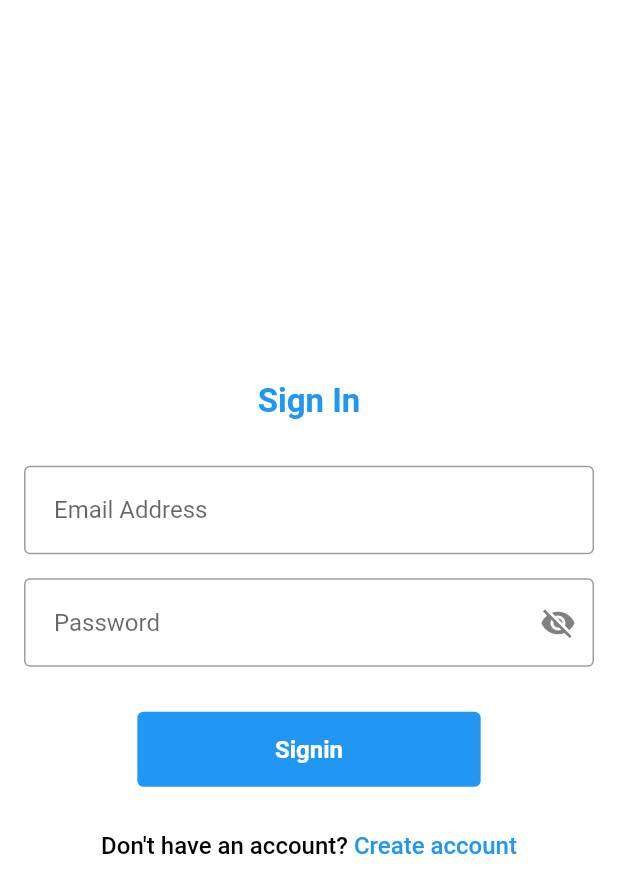
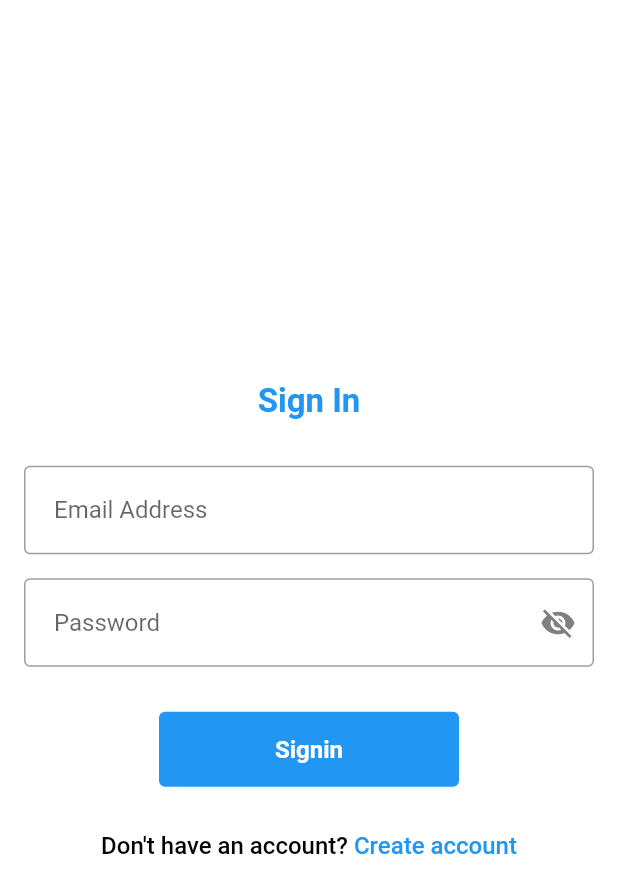
Before and after one commit to hossain72/task_temp_mail, a Flutter app: the screen it shows after launch, on a phone screen of 412 x 824 dp. Shown: the top 893 px of the screen. Run offline on Flutter 3.47's test engine with Material 2 defaults, Android fonts, the phone set to English and light mode, and no system bars; our stand-ins replace flutter_screenutil, fluttertoast, get, get_storage; missing offline and left inert: mailer.

Commit message:
some bug fixed

```diff
--- a/lib/main.dart
+++ b/lib/main.dart
@@ -21,7 +21,7 @@ class MyApp extends StatelessWidget {
     final width = Get.width;
     final height = Get.height;
     return ScreenUtilInit(
-      designSize: Size(360, height),
+      designSize: Size(width, height),
       minTextAdapt: true,
       splitScreenMode: true,
       builder: (context, child) {
```
